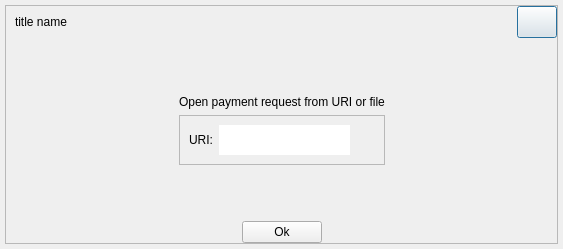
MassGrid/MassGrid, file src/qt/forms/openuridialog.ui: the form before one commit.
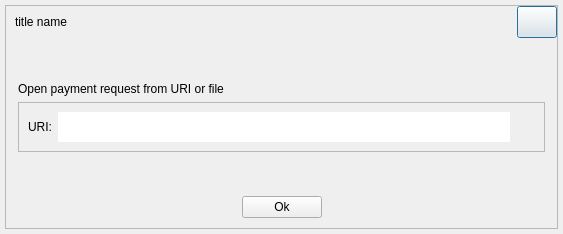
The form after the commit. Icons and pictures are not drawn. Custom widgets are drawn as their Qt base class.

Diff of the .ui file:
```diff
--- a/src/qt/forms/openuridialog.ui
+++ b/src/qt/forms/openuridialog.ui
@@ -7,7 +7,7 @@
     <x>0</x>
     <y>0</y>
     <width>563</width>
-    <height>249</height>
+    <height>234</height>
    </rect>
   </property>
   <property name="windowTitle">
@@ -58,7 +58,7 @@
         <property name="frameShadow">
          <enum>QFrame::Raised</enum>
         </property>
-        <layout class="QGridLayout" name="gridLayout_3" rowminimumheight="1,10,1">
+        <layout class="QGridLayout" name="gridLayout_3">
          <property name="leftMargin">
           <number>0</number>
          </property>
@@ -69,7 +69,7 @@
           <number>0</number>
          </property>
          <property name="bottomMargin">
-          <number>0</number>
+          <number>10</number>
          </property>
          <item row="0" column="0">
           <layout class="QHBoxLayout" name="horizontalLayout_5">
@@ -120,8 +120,76 @@
            </item>
           </layout>
          </item>
+         <item row="4" column="0">
+          <layout class="QHBoxLayout" name="horizontalLayout_2">
+           <property name="spacing">
+            <number>0</number>
+           </property>
+           <property name="leftMargin">
+            <number>0</number>
+           </property>
+           <property name="topMargin">
+            <number>0</number>
+           </property>
+           <property name="rightMargin">
+            <number>0</number>
+           </property>
+           <property name="bottomMargin">
+            <number>0</number>
+           </property>
+           <item>
+            <spacer name="horizontalSpacer">
+             <property name="orientation">
+              <enum>Qt::Horizontal</enum>
+             </property>
+             <property name="sizeHint" stdset="0">
+              <size>
+               <width>40</width>
+               <height>20</height>
+              </size>
+             </property>
+            </spacer>
+           </item>
+           <item>
+            <widget class="QPushButton" name="okButton">
+             <property name="text">
+              <string>Ok</string>
+             </property>
+            </widget>
+           </item>
+           <item>
+            <spacer name="horizontalSpacer_2">
+             <property name="orientation">
+              <enum>Qt::Horizontal</enum>
+             </property>
+             <property name="sizeHint" stdset="0">
+              <size>
+               <width>40</width>
+               <height>20</height>
+              </size>
+             </property>
+            </spacer>
+           </item>
+          </layout>
+         </item>
          <item row="1" column="0">
           <layout class="QGridLayout" name="gridLayout_2">
+           <property name="bottomMargin">
+            <number>0</number>
+           </property>
+           <item row="1" column="0">
+            <spacer name="horizontalSpacer_4">
+             <property name="orientation">
+              <enum>Qt::Horizontal</enum>
+             </property>
+             <property name="sizeHint" stdset="0">
+              <size>
+               <width>40</width>
+               <height>20</height>
+              </size>
+             </property>
+            </spacer>
+           </item>
            <item row="0" column="0" colspan="3">
             <spacer name="verticalSpacer">
              <property name="orientation">
@@ -236,7 +304,7 @@
              </property>
             </spacer>
            </item>
-           <item row="2" column="0" colspan="3">
+           <item row="2" column="1">
             <spacer name="verticalSpacer_2">
              <property name="orientation">
               <enum>Qt::Vertical</enum>
@@ -251,58 +319,6 @@
            </item>
           </layout>
          </item>
-         <item row="2" column="0">
-          <layout class="QHBoxLayout" name="horizontalLayout_2">
-           <property name="spacing">
-            <number>0</number>
-           </property>
-           <property name="leftMargin">
-            <number>0</number>
-           </property>
-           <property name="topMargin">
-            <number>0</number>
-           </property>
-           <property name="rightMargin">
-            <number>0</number>
-           </property>
-           <property name="bottomMargin">
-            <number>0</number>
-           </property>
-           <item>
-            <spacer name="horizontalSpacer">
-             <property name="orientation">
-              <enum>Qt::Horizontal</enum>
-             </property>
-             <property name="sizeHint" stdset="0">
-              <size>
-               <width>40</width>
-               <height>20</height>
-              </size>
-             </property>
-            </spacer>
-           </item>
-           <item>
-            <widget class="QPushButton" name="okButton">
-             <property name="text">
-              <string>Ok</string>
-             </property>
-            </widget>
-           </item>
-           <item>
-            <spacer name="horizontalSpacer_2">
-             <property name="orientation">
-              <enum>Qt::Horizontal</enum>
-             </property>
-             <property name="sizeHint" stdset="0">
-              <size>
-               <width>40</width>
-               <height>20</height>
-              </size>
-             </property>
-            </spacer>
-           </item>
-          </layout>
-         </item>
         </layout>
        </widget>
       </item>
```
Left out of the diff: 13 changed lines with no effect on the pictures.
